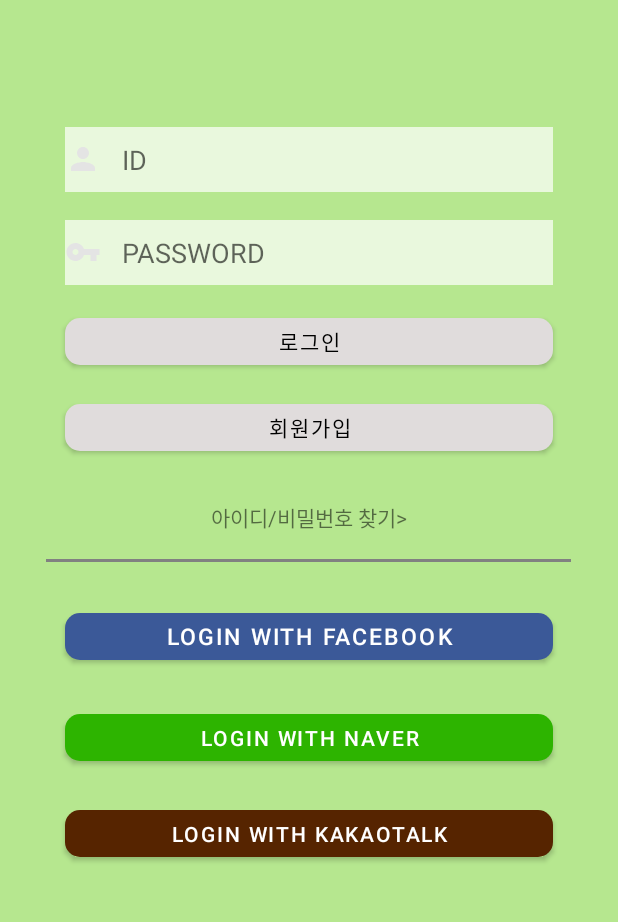
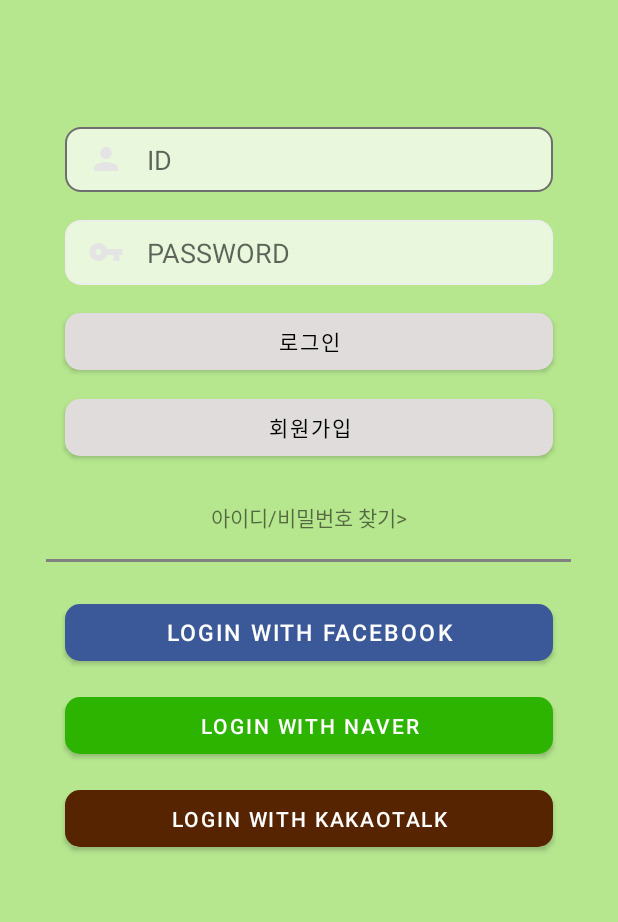
Before and after one commit to alom-sasha/android, an Android app: the login screen opened directly, with no data from a screen before it, on a phone screen of 412 x 824 dp, the part 258-1180 px from its top. Run offline under Robolectric (Android 15) with nearby library versions, the phone set to English and light mode, and no system bars.

Commit message:
custom edittext_login_custom.xml

```diff
--- /dev/null
+++ b/app/src/main/res/drawable/edittext_login_custom.xml
@@ -0,0 +1,27 @@
+<?xml version="1.0" encoding="utf-8"?>
+<selector xmlns:android="http://schemas.android.com/apk/res/android">
+    <!-- 에디트텍스트가 포커스를 받았을때의 모양 및 색상 -->
+
+    <item android:state_focused="true">
+        <shape xmlns:android="http://schemas.android.com/apk/res/android" android:shape="rectangle">
+            <stroke
+                android:width="1dp"
+                android:color="#6E6E6E" />
+            <corners android:radius="10dp"/>
+            <solid
+                android:color="#B3FFFFFF" />
+        </shape>
+    </item>
+    <!-- EditText 가 포커스를 받지 않은 일반 상태일 때의 모양 및 색상 -->
+
+    <item android:state_focused="false">
+        <shape xmlns:android="http://schemas.android.com/apk/res/android" android:shape="rectangle">
+            <stroke
+                android:width="1dp"
+                android:color="#EEEEEE" />
+            <corners android:radius="10dp"/>
+            <solid
+                android:color="#B3FFFFFF" />
+        </shape>
+    </item>
+</selector>
--- a/app/src/main/res/layout/activity_login.xml
+++ b/app/src/main/res/layout/activity_login.xml
@@ -23,7 +23,7 @@
     <Button
         android:id="@+id/facebook_login"
         android:layout_width="325dp"
-        android:layout_height="43dp"
+        android:layout_height="50dp"
         android:gravity="center"
         android:text="login with facebook"
         android:textSize="15dp"
@@ -33,12 +33,12 @@
         app:layout_constraintEnd_toEndOf="parent"
         app:layout_constraintStart_toStartOf="parent"
         app:layout_constraintTop_toTopOf="parent"
-        app:layout_constraintVertical_bias="0.736" />
+        app:layout_constraintVertical_bias="0.735" />
 
     <Button
         android:id="@+id/naver_login"
         android:layout_width="325dp"
-        android:layout_height="43dp"
+        android:layout_height="50dp"
         android:gravity="center"
         android:text="login with Naver"
         app:backgroundTint="#2DB400"
@@ -47,12 +47,12 @@
         app:layout_constraintEnd_toEndOf="parent"
         app:layout_constraintStart_toStartOf="parent"
         app:layout_constraintTop_toTopOf="parent"
-        app:layout_constraintVertical_bias="0.822" />
+        app:layout_constraintVertical_bias="0.815" />
 
     <Button
         android:id="@+id/kakao_login"
         android:layout_width="325dp"
-        android:layout_height="43dp"
+        android:layout_height="50dp"
         android:gravity="center"
         android:text="login with Kakaotalk"
         app:backgroundTint="#562400"
@@ -61,12 +61,12 @@
         app:layout_constraintEnd_toEndOf="parent"
         app:layout_constraintStart_toStartOf="parent"
         app:layout_constraintTop_toTopOf="parent"
-        app:layout_constraintVertical_bias="0.904"/>
+        app:layout_constraintVertical_bias="0.895"/>
 
     <Button
         android:id="@+id/btn_signin"
         android:layout_width="325dp"
-        android:layout_height="43dp"
+        android:layout_height="50dp"
         android:text="로그인"
         android:textColor="#000000"
         app:backgroundTint="#E0DCDC"
@@ -80,7 +80,7 @@
     <Button
         android:id="@+id/btn_signup"
         android:layout_width="325dp"
-        android:layout_height="43dp"
+        android:layout_height="50dp"
         android:text="회원가입"
         android:textColor="#000000"
         app:backgroundTint="#E0DCDC"
@@ -105,11 +105,12 @@
     <EditText
         android:layout_width="325dp"
         android:layout_height="43dp"
-        android:background="#B3FFFFFF"
+        android:background="@drawable/edittext_login_custom"
         android:drawableLeft="@drawable/image_id"
-        android:hint="   ID"
+        android:hint="ID"
+        android:drawablePadding="15dp"
+        android:paddingLeft="15dp"
         app:layout_constraintBottom_toBottomOf="parent"
-        app:layout_constraintCircleRadius="10dp"
         app:layout_constraintEnd_toEndOf="parent"
         app:layout_constraintStart_toStartOf="parent"
         app:layout_constraintTop_toTopOf="parent"
@@ -118,9 +119,11 @@
     <EditText
         android:layout_width="325dp"
         android:layout_height="43dp"
-        android:background="#B3FFFFFF"
+        android:background="@drawable/edittext_login_custom"
         android:drawableLeft="@drawable/image_password"
-        android:hint="   PASSWORD"
+        android:hint="PASSWORD"
+        android:drawablePadding="15dp"
+        android:paddingLeft="15dp"
         android:inputType="textPassword"
         app:layout_constraintBottom_toBottomOf="parent"
         app:layout_constraintEnd_toEndOf="parent"
```
